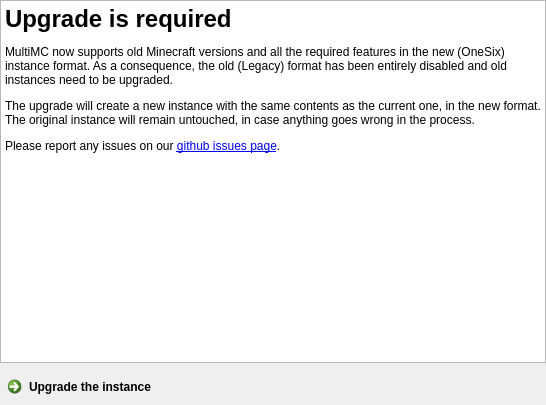
Before: the Qt Designer form application/pages/LegacyUpgradePage.ui in FreesmTeam/FreesmLauncher, drawn with Qt 5.
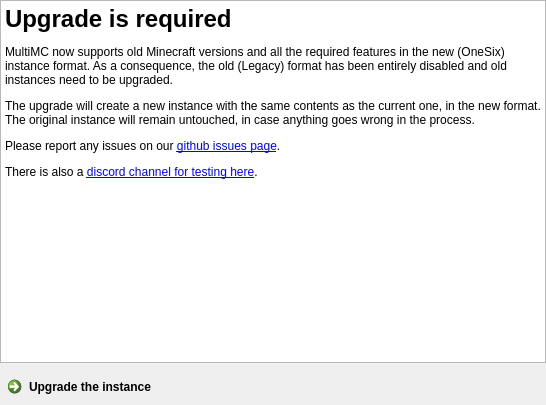
After: the same form once the commit is applied.

Commit message: NOISSUE add #testing discord channel link to Legacy instance migration page

Diff of the .ui file:
```diff
--- a/application/pages/LegacyUpgradePage.ui
+++ b/application/pages/LegacyUpgradePage.ui
@@ -26,7 +26,7 @@
    <item>
     <widget class="QTextBrowser" name="textBrowser">
      <property name="html">
-      <string>&lt;html&gt;&lt;body&gt;&lt;h1&gt;Upgrade is required&lt;/h1&gt;&lt;p&gt;MultiMC now supports old Minecraft versions and all the required features in the new (OneSix) instance format. As a consequence, the old (Legacy) format has been entirely disabled and old instances need to be upgraded.&lt;/p&gt;&lt;p&gt;The upgrade will create a new instance with the same contents as the current one, in the new format. The original instance will remain untouched, in case anything goes wrong in the process.&lt;/p&gt;&lt;p&gt;Please report any issues on our &lt;a href=&quot;https://github.com/MultiMC/MultiMC5/issues&quot;&gt;github issues page&lt;/a&gt;.&lt;/p&gt;&lt;/body&gt;&lt;/html&gt;</string>
+      <string>&lt;html&gt;&lt;body&gt;&lt;h1&gt;Upgrade is required&lt;/h1&gt;&lt;p&gt;MultiMC now supports old Minecraft versions and all the required features in the new (OneSix) instance format. As a consequence, the old (Legacy) format has been entirely disabled and old instances need to be upgraded.&lt;/p&gt;&lt;p&gt;The upgrade will create a new instance with the same contents as the current one, in the new format. The original instance will remain untouched, in case anything goes wrong in the process.&lt;/p&gt;&lt;p&gt;Please report any issues on our &lt;a href=&quot;https://github.com/MultiMC/MultiMC5/issues&quot;&gt;github issues page&lt;/a&gt;.&lt;/p&gt;&lt;p&gt;There is also a &lt;a href=&quot;https://discord.gg/GtPmv93&quot;&gt;discord channel for testing here&lt;/a&gt;.&lt;/p&gt;&lt;/body&gt;&lt;/html&gt;</string>
      </property>
      <property name="openExternalLinks">
       <bool>true</bool>
```
